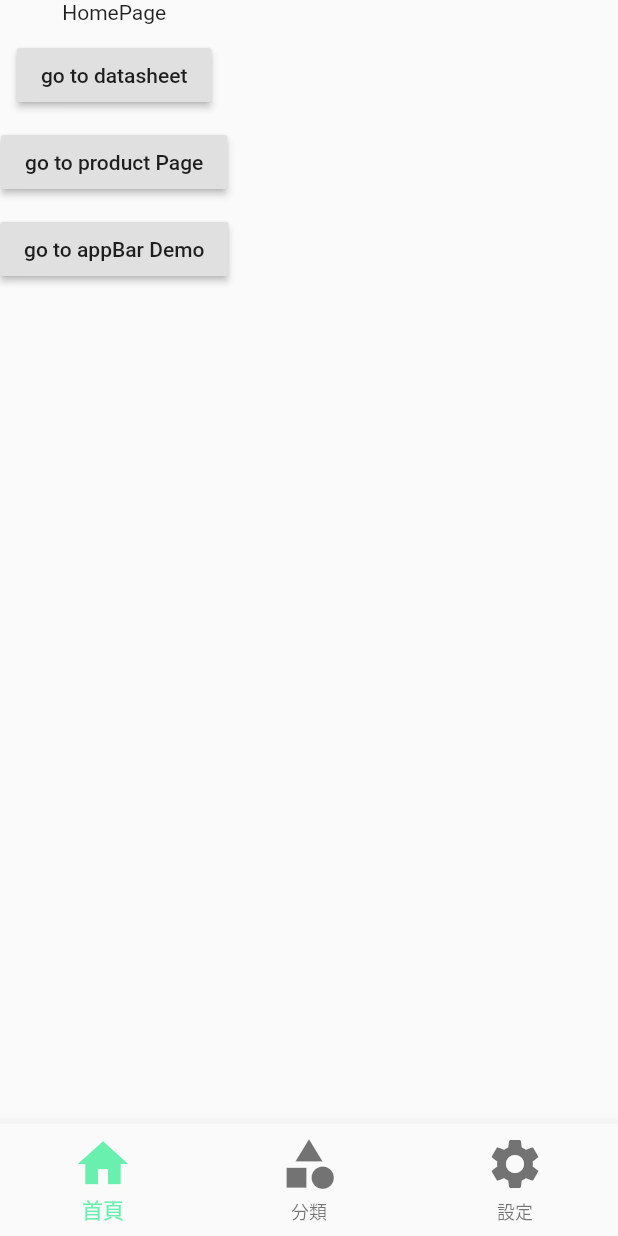
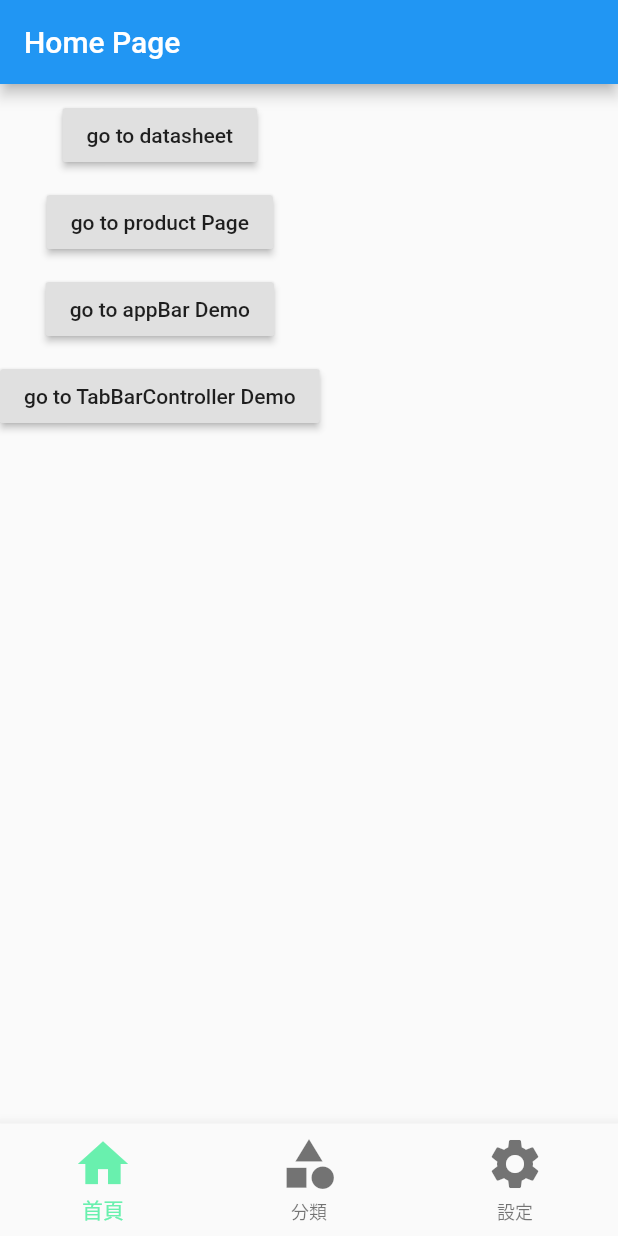
Before and after one commit to ChienHSin1031/Flutter_Class, a Flutter app: the screen it shows after launch, on a phone screen of 412 x 824 dp. Run offline on Flutter 3.47's test engine with Material 2 defaults, Android fonts, the phone set to English and light mode, and no system bars.

Commit message:
頂部Tab use TabController 切換

```diff
--- a/nameRoute/lib/Tabs/Home.dart
+++ b/nameRoute/lib/Tabs/Home.dart
@@ -12,9 +12,12 @@ class HomePage extends StatefulWidget {
 class _HomePageState extends State<HomePage> {
   @override
   Widget build(BuildContext context) {
-    return Column(
+    return Scaffold(
+      appBar: AppBar(
+        title: Text("Home Page"),
+      ),
+      body: Column(
         children: <Widget>[
-        Text("HomePage"),
           SizedBox(height: 10.0),
           RaisedButton(
             onPressed: () {
@@ -35,11 +38,20 @@ class _HomePageState extends State<HomePage> {
           SizedBox(height: 10.0),
           RaisedButton(
             child: Text("go to appBar Demo"),
-          onPressed: (){
+            onPressed: () {
               Navigator.pushNamed(context, '/appBarDemo');
             },
-        )
+          ),
+          SizedBox(height: 10.0),
+          RaisedButton(
+            child: Text("go to TabBarController Demo"),
+            onPressed: () {
+              Navigator.pushNamed(context, '/tabBarController');
+            },
+          ),
+          SizedBox(height: 10.0),
         ],
+      ),
     );
   }
 }
--- a/nameRoute/lib/routes/SetRoute.dart
+++ b/nameRoute/lib/routes/SetRoute.dart
@@ -1,3 +1,4 @@
+
 import 'package:flutter/material.dart';
 
 import '../pages/product.dart';
@@ -9,11 +10,13 @@ import '../user/registerFirst.dart';
 import '../user/registerSecondPage.dart';
 import '../user/registerThird.dart';
 import '../pages/AppBarDemoPage.dart';
+import '../pages/TabBarController.dart';
 import '../Tabs.dart';
 
 final routes = {
+  '/': (context, {arguments}) => Tabs(),
+
   '/product': (context, {arguments}) => ProductPage(),
-  '/': (context, {arguments}) => Tabs(),
   '/datasheet': (context, {arguments}) => DatasheetPage(arguments: arguments), //附值路由傳參
   '/productInfo':(context, {arguments}) => ProductInfo(arguments: arguments),
   '/login': (context,) => LoginPage(),
@@ -21,6 +24,8 @@ final routes = {
   '/registerSecond': (context,) => RegisterSecondPage(),
   '/registerThird' : (context,) => RegisterThirdPage(),
   '/appBarDemo' : (context,) => AppBarDemoPage(),
+  // '/tabBarController' : (context,) => TabBarControllerPage(),
+  '/tabBarController' : (context) => TabBarControllerPage(),
 };
 
 var onGenerateRoute=(RouteSettings settings) {
@@ -41,24 +46,3 @@ var onGenerateRoute=(RouteSettings settings) {
         }
       }
 };
-
-
-// var onGenerateRoute = (RouteSettings settings) {
-//   //傳參導航寫法
-
-//   final String name = settings.name;
-//   final Function pageContentBuilder = routes[name];
-
-//   if (pageContentBuilder != null) {
-//     if (settings.arguments != null) {
-//       final Route route = MaterialPageRoute(
-//           builder: (context) =>
-//               pageContentBuilder(context, arguments: settings.arguments));
-//       return route;
-//     } else {
-//       final Route route =
-//           MaterialPageRoute(builder: (context) => pageContentBuilder(context));
-//       return route;
-//     }
-//   }
-// };
```
Also changed, not shown: nameRoute/lib/Tabs/Category.dart (+21 -7 lines), nameRoute/lib/pages/TabBarController.dart (added, +62 -0 lines). Lines whose indentation alone changed are shown as unchanged.
